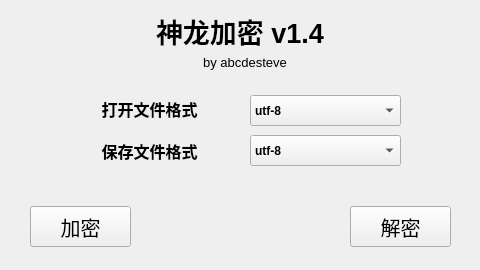
First picture: the form in gui.ui, repository abcdesteve/encrypt, before the edit.
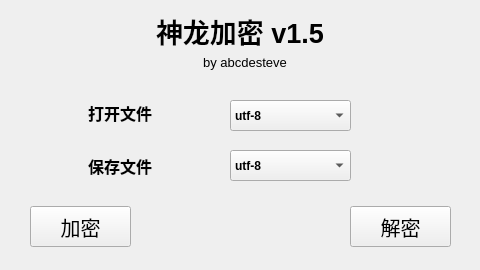
Second picture: the form after the edit.

The edit to the form file:
```diff
--- a/gui.ui
+++ b/gui.ui
@@ -35,15 +35,15 @@
    <widget class="QLabel" name="save_label">
     <property name="geometry">
      <rect>
-      <x>69</x>
-      <y>135</y>
-      <width>161</width>
+      <x>70</x>
+      <y>150</y>
+      <width>100</width>
       <height>31</height>
      </rect>
     </property>
     <property name="minimumSize">
      <size>
-      <width>150</width>
+      <width>100</width>
       <height>25</height>
      </size>
     </property>
@@ -58,7 +58,7 @@
      <bool>true</bool>
     </property>
     <property name="text">
-     <string>保存文件格式</string>
+     <string>保存文件</string>
     </property>
     <property name="alignment">
      <set>Qt::AlignCenter</set>
@@ -67,15 +67,15 @@
    <widget class="QLabel" name="open_label">
     <property name="geometry">
      <rect>
-      <x>69</x>
-      <y>93</y>
-      <width>161</width>
-      <height>31</height>
+      <x>70</x>
+      <y>100</y>
+      <width>100</width>
+      <height>25</height>
      </rect>
     </property>
     <property name="minimumSize">
      <size>
-      <width>150</width>
+      <width>100</width>
       <height>25</height>
      </size>
     </property>
@@ -90,7 +90,7 @@
      <bool>true</bool>
     </property>
     <property name="text">
-     <string>打开文件格式</string>
+     <string>打开文件</string>
     </property>
     <property name="alignment">
      <set>Qt::AlignCenter</set>
@@ -99,9 +99,9 @@
    <widget class="QComboBox" name="open_format">
     <property name="geometry">
      <rect>
-      <x>250</x>
-      <y>95</y>
-      <width>151</width>
+      <x>230</x>
+      <y>100</y>
+      <width>121</width>
       <height>31</height>
      </rect>
     </property>
@@ -204,9 +204,9 @@
    <widget class="QComboBox" name="save_format">
     <property name="geometry">
      <rect>
-      <x>250</x>
-      <y>135</y>
-      <width>151</width>
+      <x>230</x>
+      <y>150</y>
+      <width>121</width>
       <height>31</height>
      </rect>
     </property>
@@ -338,7 +338,7 @@
      <bool>true</bool>
     </property>
     <property name="text">
-     <string>神龙加密 v1.4</string>
+     <string>神龙加密 v1.5</string>
     </property>
     <property name="alignment">
      <set>Qt::AlignCenter</set>
```
Left out of the diff: 32 changed lines with no effect on the pictures.
